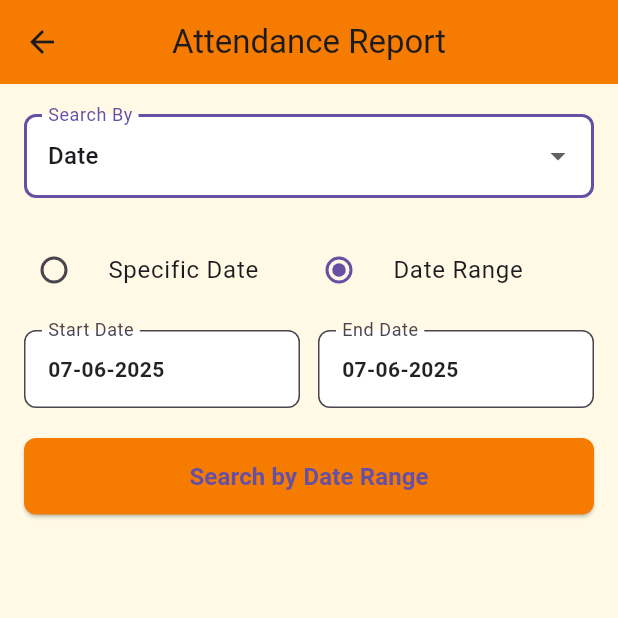
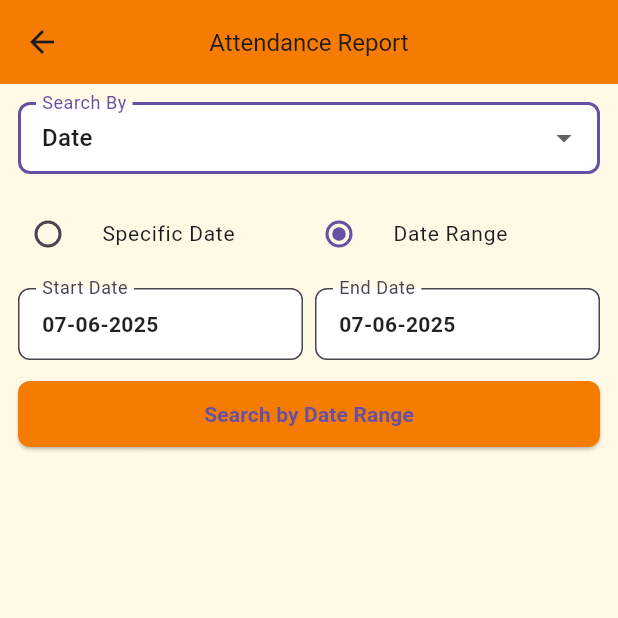
Before and after one commit to alibabakutty/attendance_app_new, a Flutter app: the AttendanceHistory screen opened by its route, after a tap on "Date Range", on a phone screen of 412 x 824 dp, the top half of it. Run offline on Flutter 3.47's test engine with Material 3 defaults, Android fonts, the phone set to English and light mode, and no system bars; our stand-ins replace cloud_firestore, firebase_auth, firebase_core, geolocator, jwt_decoder, permission_handler and 1 more; accounts and stored records are empty.

Commit message:
now updated for excel sheet report reduce for line height

```diff
--- a/lib/screen/attendance_history.dart
+++ b/lib/screen/attendance_history.dart
@@ -203,6 +203,10 @@ class _AttendanceHistoryState extends State<AttendanceHistory> {
         border: OutlineInputBorder(borderRadius: BorderRadius.circular(8)),
         filled: true,
         fillColor: Colors.white,
+        contentPadding: const EdgeInsets.symmetric(
+          horizontal: 12,
+          vertical: 12,
+        ),
       ),
       items: const [
         DropdownMenuItem(value: 'date', child: Text('Date')),
@@ -236,7 +240,10 @@ class _AttendanceHistoryState extends State<AttendanceHistory> {
             Expanded(
               child: RadioListTile<String>(
                 contentPadding: EdgeInsets.zero,
-                title: const Text('Specific Date'),
+                title: const Text(
+                  'Specific Date',
+                  style: TextStyle(fontSize: 14),
+                ),
                 value: 'specific',
                 groupValue:
                     _specificDate != null ||
@@ -257,7 +264,7 @@ class _AttendanceHistoryState extends State<AttendanceHistory> {
             Expanded(
               child: RadioListTile<String>(
                 contentPadding: EdgeInsets.zero,
-                title: const Text('Date Range'),
+                title: const Text('Date Range', style: TextStyle(fontSize: 14)),
                 value: 'range',
                 groupValue: _startDate != null || _endDate != null
                     ? 'range'
@@ -273,7 +280,7 @@ class _AttendanceHistoryState extends State<AttendanceHistory> {
             ),
           ],
         ),
-        const SizedBox(height: 12),
+        const SizedBox(height: 8),
         if (_specificDate != null) _buildSpecificDateSelector(),
         if (_startDate != null && _endDate != null) _buildDateRangeSelector(),
       ],
@@ -298,12 +305,17 @@ class _AttendanceHistoryState extends State<AttendanceHistory> {
                     ),
                     filled: true,
                     fillColor: Colors.white,
+                    contentPadding: const EdgeInsets.symmetric(
+                      horizontal: 12,
+                      vertical: 12,
+                    ),
                   ),
                   child: Text(
                     _startDate != null
                         ? DateFormat('dd-MM-yyyy').format(_startDate!)
                         : 'Select start date',
                     style: TextStyle(
+                      fontSize: 14,
                       color: _startDate != null
                           ? Colors.black87
                           : Colors.grey[600],
@@ -315,7 +327,7 @@ class _AttendanceHistoryState extends State<AttendanceHistory> {
                 ),
               ),
             ),
-            const SizedBox(width: 12),
+            const SizedBox(width: 8),
             Expanded(
               child: InkWell(
                 borderRadius: BorderRadius.circular(8),
@@ -328,12 +340,17 @@ class _AttendanceHistoryState extends State<AttendanceHistory> {
                     ),
                     filled: true,
                     fillColor: Colors.white,
+                    contentPadding: const EdgeInsets.symmetric(
+                      horizontal: 12,
+                      vertical: 12,
+                    ),
                   ),
                   child: Text(
                     _endDate != null
                         ? DateFormat('dd-MM-yyyy').format(_endDate!)
                         : 'Select end date',
                     style: TextStyle(
+                      fontSize: 14,
                       color: _endDate != null
                           ? Colors.black87
                           : Colors.grey[600],
@@ -347,7 +364,7 @@ class _AttendanceHistoryState extends State<AttendanceHistory> {
             ),
           ],
         ),
-        const SizedBox(height: 20),
+        const SizedBox(height: 12),
         SizedBox(
           width: double.infinity,
           child: ElevatedButton(
@@ -356,14 +373,14 @@ class _AttendanceHistoryState extends State<AttendanceHistory> {
                 : null,
             style: ElevatedButton.styleFrom(
               backgroundColor: Colors.orange.shade700,
-              padding: const EdgeInsets.symmetric(vertical: 14),
+              padding: const EdgeInsets.symmetric(vertical: 12),
               shape: RoundedRectangleBorder(
                 borderRadius: BorderRadius.circular(8),
               ),
             ),
             child: const Text(
               'Search by Date Range',
-              style: TextStyle(fontSize: 16, fontWeight: FontWeight.w600),
+              style: TextStyle(fontSize: 14, fontWeight: FontWeight.w600),
             ),
           ),
         ),
@@ -386,12 +403,17 @@ class _AttendanceHistoryState extends State<AttendanceHistory> {
               ),
               filled: true,
               fillColor: Colors.white,
+              contentPadding: const EdgeInsets.symmetric(
+                horizontal: 12,
+                vertical: 12,
+              ),
             ),
             child: Text(
               _specificDate != null
                   ? DateFormat('dd-MM-yyyy').format(_specificDate!)
                   : 'Select a date',
               style: TextStyle(
+                fontSize: 14,
                 color: _specificDate != null
                     ? Colors.black87
                     : Colors.grey[600],
@@ -402,7 +424,7 @@ class _AttendanceHistoryState extends State<AttendanceHistory> {
             ),
           ),
         ),
-        const SizedBox(height: 20),
+        const SizedBox(height: 12),
         SizedBox(
           width: double.infinity,
           child: ElevatedButton(
@@ -411,14 +433,14 @@ class _AttendanceHistoryState extends State<AttendanceHistory> {
                 : null,
             style: ElevatedButton.styleFrom(
               backgroundColor: Colors.orange.shade700,
-              padding: const EdgeInsets.symmetric(vertical: 14),
+              padding: const EdgeInsets.symmetric(vertical: 12),
               shape: RoundedRectangleBorder(
                 borderRadius: BorderRadius.circular(8),
               ),
             ),
             child: const Text(
               'Search by Specific Date',
-              style: TextStyle(fontSize: 16, fontWeight: FontWeight.w600),
+              style: TextStyle(fontSize: 14, fontWeight: FontWeight.w600),
             ),
           ),
         ),
@@ -441,13 +463,18 @@ class _AttendanceHistoryState extends State<AttendanceHistory> {
         filled: true,
         fillColor: Colors.white,
         border: OutlineInputBorder(borderRadius: BorderRadius.circular(8)),
+        contentPadding: const EdgeInsets.symmetric(
+          horizontal: 12,
+          vertical: 12,
+        ),
         suffixIcon: controller.text.isNotEmpty
             ? IconButton(
-                icon: const Icon(Icons.clear),
+                icon: const Icon(Icons.clear, size: 20),
                 onPressed: () => setState(() => controller.clear()),
               )
             : null,
       ),
+      style: const TextStyle(fontSize: 14),
     );
   }
 
@@ -461,7 +488,7 @@ class _AttendanceHistoryState extends State<AttendanceHistory> {
               label: 'Employee Name',
               controller: _employeeNameController,
             ),
-            const SizedBox(height: 20),
+            const SizedBox(height: 12),
             SizedBox(
               width: double.infinity,
               child: ElevatedButton(
@@ -470,14 +497,14 @@ class _AttendanceHistoryState extends State<AttendanceHistory> {
                     : null,
                 style: ElevatedButton.styleFrom(
                   backgroundColor: Colors.orange.shade700,
-                  padding: const EdgeInsets.symmetric(vertical: 14),
+                  padding: const EdgeInsets.symmetric(vertical: 12),
                   shape: RoundedRectangleBorder(
                     borderRadius: BorderRadius.circular(8),
                   ),
                 ),
                 child: const Text(
                   'Search by Name',
-                  style: TextStyle(fontSize: 16, fontWeight: FontWeight.w600),
+                  style: TextStyle(fontSize: 14, fontWeight: FontWeight.w600),
                 ),
               ),
             ),
@@ -491,7 +518,7 @@ class _AttendanceHistoryState extends State<AttendanceHistory> {
               label: 'Employee ID',
               controller: _employeeIdController,
             ),
-            const SizedBox(height: 20),
+            const SizedBox(height: 12),
             SizedBox(
               width: double.infinity,
               child: ElevatedButton(
@@ -500,14 +527,14 @@ class _AttendanceHistoryState extends State<AttendanceHistory> {
                     : null,
                 style: ElevatedButton.styleFrom(
                   backgroundColor: Colors.orange.shade700,
-                  padding: const EdgeInsets.symmetric(vertical: 14),
+                  padding: const EdgeInsets.symmetric(vertical: 12),
                   shape: RoundedRectangleBorder(
                     borderRadius: BorderRadius.circular(8),
                   ),
                 ),
                 child: const Text(
                   'Search by ID',
-                  style: TextStyle(fontSize: 16, fontWeight: FontWeight.w600),
+                  style: TextStyle(fontSize: 14, fontWeight: FontWeight.w600),
                 ),
               ),
             ),
@@ -523,7 +550,7 @@ class _AttendanceHistoryState extends State<AttendanceHistory> {
               keyboardType: TextInputType.phone,
               hintText: 'Enter mobile number',
             ),
-            const SizedBox(height: 20),
+            const SizedBox(height: 12),
             SizedBox(
               width: double.infinity,
               child: ElevatedButton(
@@ -533,14 +560,14 @@ class _AttendanceHistoryState extends State<AttendanceHistory> {
                     : null,
                 style: ElevatedButton.styleFrom(
                   backgroundColor: Colors.orange.shade700,
-                  padding: const EdgeInsets.symmetric(vertical: 14),
+                  padding: const EdgeInsets.symmetric(vertical: 12),
                   shape: RoundedRectangleBorder(
                     borderRadius: BorderRadius.circular(8),
                   ),
                 ),
                 child: const Text(
                   'Search by Mobile',
-                  style: TextStyle(fontSize: 16, fontWeight: FontWeight.w600),
+                  style: TextStyle(fontSize: 14, fontWeight: FontWeight.w600),
                 ),
               ),
             ),
@@ -560,7 +587,7 @@ class _AttendanceHistoryState extends State<AttendanceHistory> {
         child: Text(
           _errorMessage,
           style: const TextStyle(
-            fontSize: 16,
+            fontSize: 14,
             color: Colors.redAccent,
             fontWeight: FontWeight.w600,
           ),
@@ -570,7 +597,7 @@ class _AttendanceHistoryState extends State<AttendanceHistory> {
       return const Center(
         child: Text(
           'No attendance records found',
-          style: TextStyle(fontSize: 16, fontWeight: FontWeight.w600),
+          style: TextStyle(fontSize: 14, fontWeight: FontWeight.w600),
         ),
       );
     } else if (_attendanceList.isEmpty) {
@@ -579,10 +606,8 @@ class _AttendanceHistoryState extends State<AttendanceHistory> {
 
     return Column(
       children: [
-        // Column selector
         _buildColumnSelector(),
-        const SizedBox(height: 10),
-        // Excel-like table
+        const SizedBox(height: 8),
         SingleChildScrollView(
           scrollDirection: Axis.horizontal,
           child: Container(
@@ -590,6 +615,8 @@ class _AttendanceHistoryState extends State<AttendanceHistory> {
               border: Border.all(color: Colors.grey.shade300),
             ),
             child: DataTable(
+              headingRowHeight: 36,
+              dataRowHeight: 32,
               sortColumnIndex: _sortColumnIndex,
               sortAscending: _sortAscending,
               headingRowColor: MaterialStateProperty.resolveWith<Color>(
@@ -598,22 +625,22 @@ class _AttendanceHistoryState extends State<AttendanceHistory> {
               columns: _buildDataColumns(),
               rows: _buildDataRows(),
               dividerThickness: 1,
-              dataRowMinHeight: 40,
-              dataRowMaxHeight: 60,
               headingTextStyle: const TextStyle(
                 fontWeight: FontWeight.bold,
                 color: Colors.black87,
+                fontSize: 12,
+                height: 1.1,
               ),
               dataTextStyle: const TextStyle(
-                fontSize: 13,
+                fontSize: 12,
                 color: Colors.black87,
+                height: 1.1,
               ),
             ),
           ),
         ),
-        // Export button
         if (_attendanceList.isNotEmpty) ...[
-          const SizedBox(height: 20),
+          const SizedBox(height: 12),
           ElevatedButton.icon(
             onPressed: () {
               ScaffoldMessenger.of(context).showSnackBar(
@@ -622,11 +649,14 @@ class _AttendanceHistoryState extends State<AttendanceHistory> {
                 ),
               );
             },
-            icon: const Icon(Icons.download),
-            label: const Text('Export to Excel'),
+            icon: const Icon(Icons.download, size: 18),
+            label: const Text(
+              'Export to Excel',
+              style: TextStyle(fontSize: 14),
+            ),
             style: ElevatedButton.styleFrom(
               backgroundColor: Colors.green,
-              padding: const EdgeInsets.symmetric(vertical: 14),
+              padding: const EdgeInsets.symmetric(vertical: 12),
             ),
           ),
         ],
@@ -636,13 +666,16 @@ class _AttendanceHistoryState extends State<AttendanceHistory> {
 
   Widget _buildColumnSelector() {
     return Wrap(
-      spacing: 8,
-      runSpacing: 8,
+      spacing: 6,
+      runSpacing: 6,
       children: [
-        const Text('Columns:', style: TextStyle(fontWeight: FontWeight.bold)),
+        const Text(
+          'Columns:',
+          style: TextStyle(fontSize: 12, fontWeight: FontWeight.bold),
+        ),
         ..._allAvailableColumns.map((column) {
           return FilterChip(
-            label: Text(column),
+            label: Text(column, style: const TextStyle(fontSize: 12)),
             selected: _selectedColumns.contains(column),
             onSelected: (selected) {
               setState(() {
@@ -660,6 +693,7 @@ class _AttendanceHistoryState extends State<AttendanceHistory> {
                   ? Colors.white
                   : Colors.black87,
             ),
+            padding: const EdgeInsets.symmetric(horizontal: 8, vertical: 4),
           );
         }).toList(),
       ],
@@ -681,7 +715,7 @@ class _AttendanceHistoryState extends State<AttendanceHistory> {
   List<DataColumn> _buildDataColumns() {
     return _selectedColumns.map((column) {
       return DataColumn(
-        label: Text(column),
+        label: Text(column, style: const TextStyle(fontSize: 12)),
         tooltip: column,
         onSort: (columnIndex, ascending) {
           _onSort(columnIndex, ascending);
@@ -755,7 +789,6 @@ class _AttendanceHistoryState extends State<AttendanceHistory> {
         color: MaterialStateProperty.resolveWith<Color>((
           Set<MaterialState> states,
         ) {
-          // Alternate row colors for better readability
           return _attendanceList.indexOf(attendance) % 2 == 0
               ? Colors.white
               : Colors.grey.shade50;
@@ -775,14 +808,21 @@ class _AttendanceHistoryState extends State<AttendanceHistory> {
       case 'Date':
         return Text(
           DateFormat('dd-MM-yyyy').format(attendance.attendanceDate.toDate()),
+          style: const TextStyle(fontSize: 12, height: 1.1),
         );
       case 'Name':
-        return Text(attendance.employeeName);
+        return Text(
+          attendance.employeeName,
+          style: const TextStyle(fontSize: 12, height: 1.1),
+        );
       case 'ID':
-        return Text(attendance.employeeId);
+        return Text(
+          attendance.employeeId,
+          style: const TextStyle(fontSize: 12, height: 1.1),
+        );
       case 'Status':
         return Container(
-          padding: const EdgeInsets.symmetric(horizontal: 8, vertical: 4),
+          padding: const EdgeInsets.symmetric(horizontal: 6, vertical: 2),
           decoration: BoxDecoration(
             color: _getStatusColor(attendance.status).withAlpha(51),
             borderRadius: BorderRadius.circular(12),
@@ -795,23 +835,39 @@ class _AttendanceHistoryState extends State<AttendanceHistory> {
             attendance.status?.toUpperCase() ?? 'N/A',
             style: TextStyle(
               color: _getStatusColor(attendance.status),
-              fontSize: 12,
+              fontSize: 11,
               fontWeight: FontWeight.bold,
+              height: 1.1,
             ),
           ),
         );
       case 'Time In':
-        return Text(formatTimestamp(attendance.officeTimeIn));
+        return Text(
+          formatTimestamp(attendance.officeTimeIn),
+          style: const TextStyle(fontSize: 12, height: 1.1),
+        );
       case 'Time Out':
-        return Text(formatTimestamp(attendance.officeTimeOut));
+        return Text(
+          formatTimestamp(attendance.officeTimeOut),
+          style: const TextStyle(fontSize: 12, height: 1.1),
+        );
       case 'Lunch Start':
-        return Text(formatTimestamp(attendance.lunchTimeStart));
+        return Text(
+          formatTimestamp(attendance.lunchTimeStart),
+          style: const TextStyle(fontSize: 12, height: 1.1),
+        );
       case 'Lunch End':
-        return Text(formatTimestamp(attendance.lunchTimeEnd));
+        return Text(
+          formatTimestamp(attendance.lunchTimeEnd),
+          style: const TextStyle(fontSize: 12, height: 1.1),
+        );
       case 'Mobile':
-        return Text(attendance.mobileNumber ?? 'N/A');
+        return Text(
+          attendance.mobileNumber ?? 'N/A',
+          style: const TextStyle(fontSize: 12, height: 1.1),
+        );
       default:
-        return const Text('N/A');
+        return const Text('N/A', style: TextStyle(fontSize: 12, height: 1.1));
     }
   }
 
@@ -834,33 +890,36 @@ class _AttendanceHistoryState extends State<AttendanceHistory> {
       backgroundColor: const Color(0xFFFFF9E5),
       appBar: AppBar(
         backgroundColor: Colors.orange.shade700,
-        title: const Text('Attendance Report'),
+        title: const Text('Attendance Report', style: TextStyle(fontSize: 16)),
         centerTitle: true,
         actions: [
           if (_attendanceList.isNotEmpty)
             IconButton(
-              icon: const Icon(Icons.filter_alt),
+              icon: const Icon(Icons.filter_alt, size: 20),
               onPressed: () {
                 showModalBottomSheet(
                   context: context,
                   builder: (context) => Container(
-                    padding: const EdgeInsets.all(16),
+                    padding: const EdgeInsets.all(12),
                     child: Column(
                       mainAxisSize: MainAxisSize.min,
                       children: [
                         const Text(
                           'Select Columns to Display',
                           style: TextStyle(
-                            fontSize: 18,
+                            fontSize: 14,
                             fontWeight: FontWeight.bold,
                           ),
                         ),
-                        const SizedBox(height: 16),
+                        const SizedBox(height: 12),
                         _buildColumnSelector(),
-                        const SizedBox(height: 16),
+                        const SizedBox(height: 12),
                         ElevatedButton(
                           onPressed: () => Navigator.pop(context),
-                          child: const Text('Close'),
+                          child: const Text(
+                            'Close',
+                            style: TextStyle(fontSize: 14),
+                          ),
                         ),
                       ],
                     ),
@@ -872,14 +931,14 @@ class _AttendanceHistoryState extends State<AttendanceHistory> {
       ),
       body: SafeArea(
         child: SingleChildScrollView(
-          padding: const EdgeInsets.symmetric(horizontal: 16.0, vertical: 20.0),
+          padding: const EdgeInsets.symmetric(horizontal: 12.0, vertical: 12.0),
           child: Column(
             crossAxisAlignment: CrossAxisAlignment.stretch,
             children: [
               _buildSearchTypeSelector(),
-              const SizedBox(height: 20),
+              const SizedBox(height: 12),
               _buildSearchInputFields(),
-              const SizedBox(height: 30),
+              const SizedBox(height: 12),
               _buildAttendanceList(),
             ],
           ),
```
Also changed, not shown: lib/main.dart (+0 -7 lines), lib/screen/mark_attendance.dart (+10 -10 lines), 1 other file.
